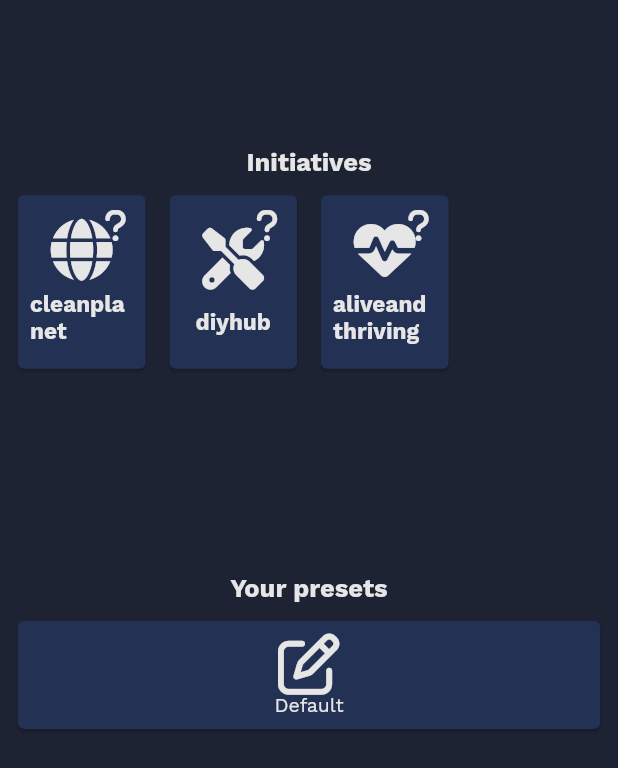
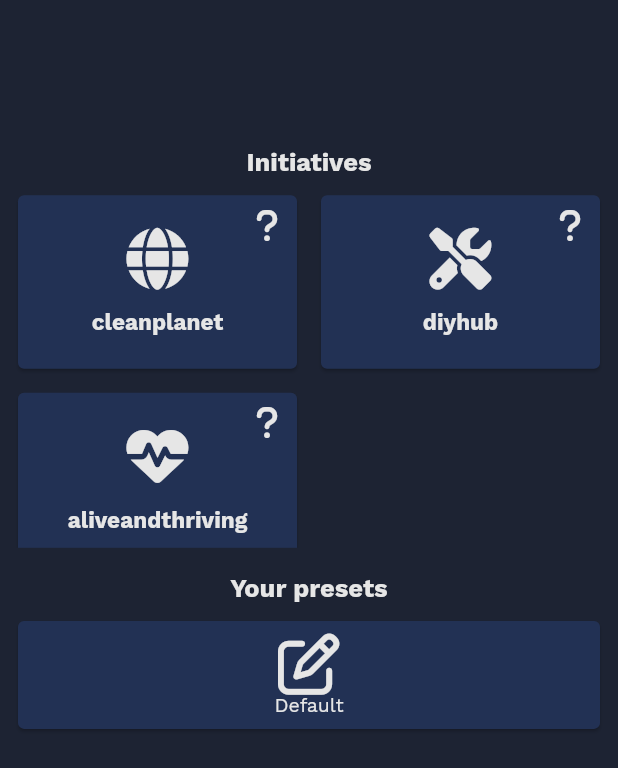
Before and after one commit to dtube/DTubeGo, a Flutter app: the UploadPresetSelectionMobile screen opened directly with empty values, on a phone screen of 412 x 824 dp. Shown: the top 768 px of the screen. Run offline on Flutter 3.47's test engine with Material 2 defaults, Android fonts, the phone set to English and light mode, and no system bars; our stand-ins replace another_flushbar, badges, better_player, bloc, cached_network_image, carousel_slider and 35 more; missing offline and left inert: auto_orientation, bs58, bs58check, decorated_icon, disk_space, ecdsa and 15 more; accounts and stored records are empty; network calls fail.

Commit message:
Reduced number of presets per row, the title is now on one line.

```diff
--- a/lib/ui/pages/upload/PresetSelection/Layouts/UploadPresetSelectionMobile.dart
+++ b/lib/ui/pages/upload/PresetSelection/Layouts/UploadPresetSelectionMobile.dart
@@ -74,7 +74,7 @@ class _UploadPresetSelectionMobileState
                   mainAxisAlignment: MainAxisAlignment.start,
                   children: [
                     Text("Initiatives",
-                        style: Theme.of(context).textTheme.headline5),
+                        style: Theme.of(context).textTheme.headlineSmall),
                     Container(
                       height: 30.h,
                       width: 100.w,
@@ -87,7 +87,7 @@ class _UploadPresetSelectionMobileState
                         shrinkWrap: true,
                         // scrollDirection: Axis.vertical,
                         itemCount: _initiativePresets.length,
-                        crossAxisCount: 4,
+                        crossAxisCount: 2,
                         itemBuilder: (BuildContext context, int index) {
                           return InitiativePresetCard(
                               currentIndex: index,
@@ -114,7 +114,7 @@ class _UploadPresetSelectionMobileState
                         padding: EdgeInsets.only(top: 2.h),
                         child: Center(
                           child: Text("Your presets",
-                              style: Theme.of(context).textTheme.headline5),
+                              style: Theme.of(context).textTheme.headlineSmall),
                         ),
                       ),
                     ),
```
